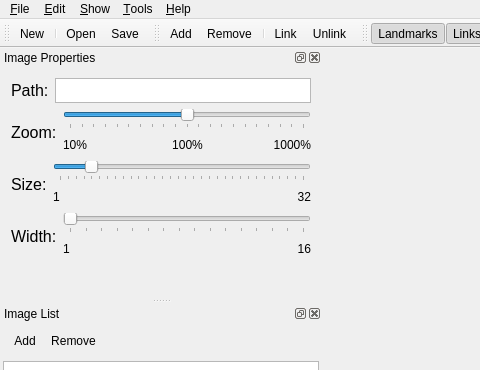
Above: src/mainwindow.ui from hhj1897/Facial-Landmarks-Annotation-Tool before the change; both pictures show x 0 to 480 and y 0 to 370 of the 991 by 745 pixel window. Below: the same form after it.
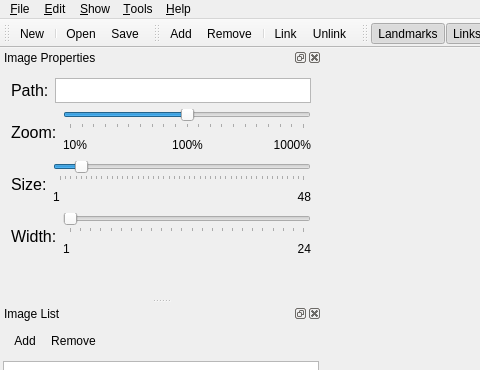
That is the form after the change. Icons and pictures are not drawn.

Diff of the .ui file:
```diff
--- a/src/mainwindow.ui
+++ b/src/mainwindow.ui
@@ -479,7 +479,7 @@
             <number>1</number>
            </property>
            <property name="maximum">
-            <number>32</number>
+            <number>48</number>
            </property>
            <property name="singleStep">
             <number>1</number>
@@ -556,7 +556,7 @@
               </size>
              </property>
              <property name="text">
-              <string>32</string>
+              <string>48</string>
              </property>
              <property name="alignment">
               <set>Qt::AlignRight|Qt::AlignTrailing|Qt::AlignVCenter</set>
@@ -602,7 +602,7 @@
             <number>1</number>
            </property>
            <property name="maximum">
-            <number>16</number>
+            <number>24</number>
            </property>
            <property name="singleStep">
             <number>1</number>
@@ -679,7 +679,7 @@
               </size>
              </property>
              <property name="text">
-              <string>16</string>
+              <string>24</string>
              </property>
              <property name="alignment">
               <set>Qt::AlignRight|Qt::AlignTrailing|Qt::AlignVCenter</set>
```
Left out of the diff: 6 changed lines with no effect on the pictures.
